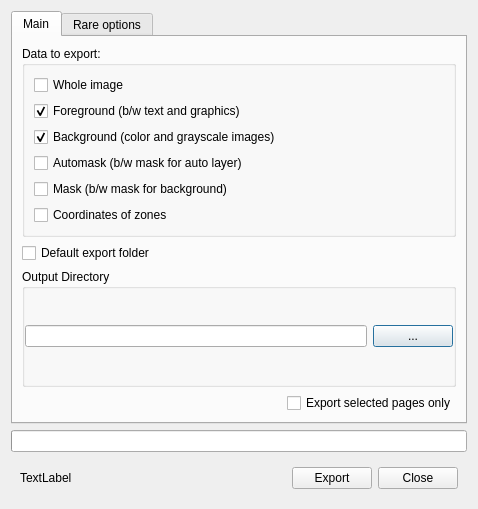
First picture: the form in ui/ExportDialog.ui, repository ImageProcessing-ElectronicPublications/scantailor-deviant, before the edit.
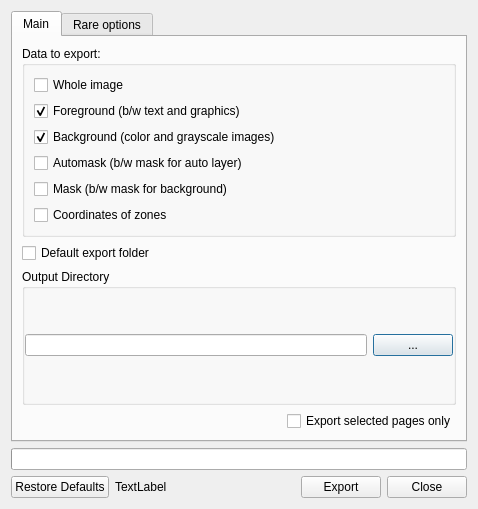
Second picture: the form after the edit.

Commit message: Button reset to defaults in Export dialog

The edit to the form file:
```diff
--- a/ui/ExportDialog.ui
+++ b/ui/ExportDialog.ui
@@ -270,6 +270,28 @@
    <item>
     <widget class="QWidget" name="widget" native="true">
      <layout class="QHBoxLayout" name="horizontalLayout">
+      <property name="leftMargin">
+       <number>0</number>
+      </property>
+      <property name="topMargin">
+       <number>0</number>
+      </property>
+      <property name="rightMargin">
+       <number>0</number>
+      </property>
+      <property name="bottomMargin">
+       <number>0</number>
+      </property>
+      <item>
+       <widget class="QPushButton" name="btnResetToDefault">
+        <property name="toolTip">
+         <string>Reset export settings to default values</string>
+        </property>
+        <property name="text">
+         <string>Restore Defaults</string>
+        </property>
+       </widget>
+      </item>
       <item>
        <widget class="QLabel" name="labelFilesProcessed">
         <property name="sizePolicy">
```
The commit also changes 6 other files.
